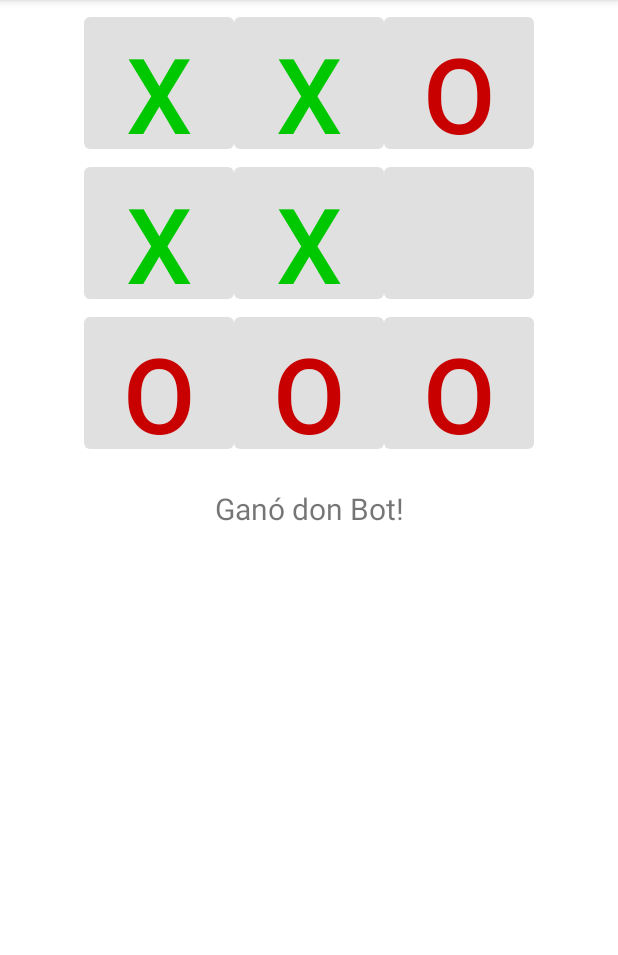
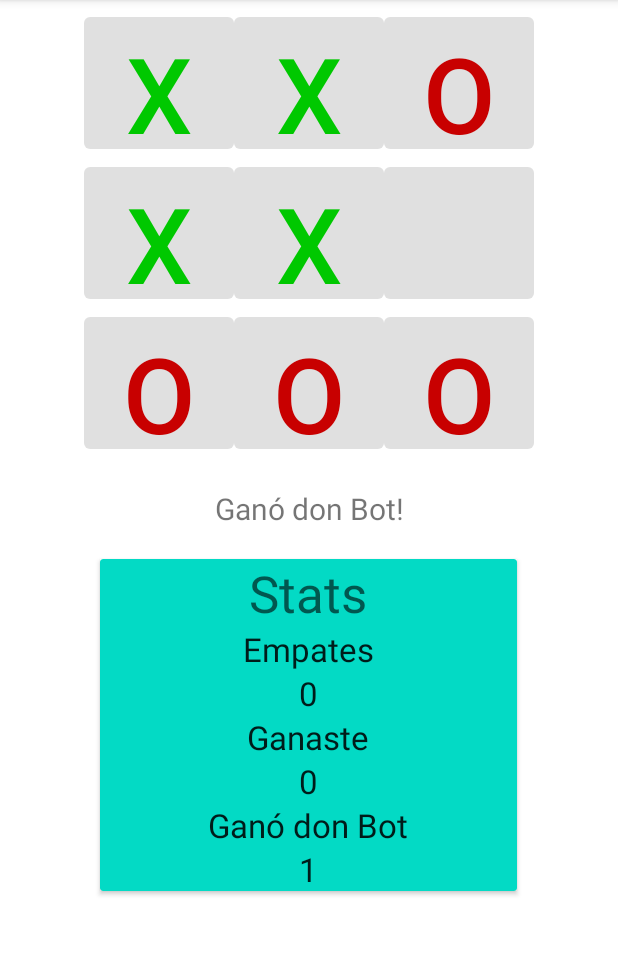
Before and after one commit to miapenahu/talleres-desarrollo-movil, an Android app: the screen it shows after launch (AndroidTicTacToeActivity), after a tap on an icon or button, on a phone screen of 412 x 824 dp, the part 84-1039 px from its top. Run offline under Robolectric (Android 15) with nearby library versions, the phone set to English and light mode, and no system bars; 3 other taps on this screen came first.

Commit message:
Reto 3 con conteo y funciones mejoradas

```diff
--- a/Reto_3/AmdroidTicTacToe/app/src/main/java/co/edu/unal/tictactoe/AndroidTicTacToeActivity.java
+++ b/Reto_3/AmdroidTicTacToe/app/src/main/java/co/edu/unal/tictactoe/AndroidTicTacToeActivity.java
@@ -8,6 +8,7 @@ import android.graphics.Color;
 import android.os.Bundle;
 import android.os.Handler;
 import android.view.Menu;
+import android.view.MenuInflater;
 import android.view.MenuItem;
 import android.view.View;
 import android.widget.Button;
@@ -22,17 +23,39 @@ public class AndroidTicTacToeActivity extends AppCompatActivity {
     //Textos variados mostrados
     private TextView mInfoTextView;
 
+    // Card Estadisticas
+
+    // Ties / Human Wins / Computer Wins
+    private int[] stats = {0,0,0};
+
+    private TextView mStatsTiesNumber;
+    private TextView mStatsHumanWinsNumber;
+    private TextView mStatsComputerWinsNumber;
+
+
     @Override
     public boolean onCreateOptionsMenu(Menu menu){
         super.onCreateOptionsMenu(menu);
-        menu.add(R.string.menu_new_game);
+        MenuInflater inflater = getMenuInflater();
+        inflater.inflate(R.menu.options_menu, menu);
         return true;
     }
 
     @Override
     public boolean onOptionsItemSelected(MenuItem item) {
         startNewGame();
-        return true;
+        // Handle item selection
+        switch (item.getItemId()) {
+            case R.id.new_game:
+                startNewGame();
+                return true;
+            case R.id.reset_games:
+                resetGameCount();
+                return true;
+            default:
+                return super.onOptionsItemSelected(item);
+        }
+        //return true;
     }
 
     @Override
@@ -52,10 +75,25 @@ public class AndroidTicTacToeActivity extends AppCompatActivity {
         mBoardButtons[8] = findViewById(R.id.nine);
 
         mInfoTextView = findViewById(R.id.information);
+        //Stats
+        mStatsTiesNumber = findViewById(R.id.TiesNumber);
+        mStatsHumanWinsNumber = findViewById(R.id.HumanWinsNumber);
+        mStatsComputerWinsNumber = findViewById(R.id.ComputerWinsNumber);
+
         mGame = new TicTacToeGame();
 
         startNewGame();
     }
+
+    private void resetGameCount(){
+        stats = new int[]{0, 0, 0};
+        mStatsTiesNumber.setText(String.valueOf(stats[0]));
+        mStatsHumanWinsNumber.setText(String.valueOf(stats[1]));
+        mStatsComputerWinsNumber.setText(String.valueOf(stats[2]));
+        startNewGame();
+    }
+
+
     // Preparando el tablero
     private void startNewGame(){
         mGame.clearBoard();
@@ -81,11 +119,13 @@ public class AndroidTicTacToeActivity extends AppCompatActivity {
                 int winner = mGame.checkForWinner();
                 if (winner == 0) {
                     mInfoTextView.setText(R.string.turn_computer);
+                    disableBoard();
                     Handler handler = new Handler();
                     handler.postDelayed(new Runnable() {
                         public void run() {
                             computerMove();
                             int winner = mGame.checkForWinner();
+                            enableBoard();
                             checkWinner(winner);
                         }
                     }, 1000);
@@ -102,12 +142,18 @@ public class AndroidTicTacToeActivity extends AppCompatActivity {
             mInfoTextView.setText(R.string.turn_human);
         else if (winner == 1) {
             mInfoTextView.setText(R.string.result_tie);
+            stats[0]++;
+            mStatsTiesNumber.setText(String.valueOf(stats[0]));
             disableBoard();
         }else if (winner == 2) {
             mInfoTextView.setText(R.string.result_human_wins);
+            stats[1]++;
+            mStatsHumanWinsNumber.setText(String.valueOf(stats[1]));
             disableBoard();
         } else {
             mInfoTextView.setText(R.string.result_computer_wins);
+            stats[2]++;
+            mStatsComputerWinsNumber.setText(String.valueOf(stats[2]));
             disableBoard();
         }
     }
@@ -115,6 +161,13 @@ public class AndroidTicTacToeActivity extends AppCompatActivity {
     private void disableBoard(){
         for(int i = 0; i < mBoardButtons.length; i++){
             mBoardButtons[i].setEnabled(false);
+        }
+    }
+
+    private void enableBoard(){
+        for(int i = 0; i < mBoardButtons.length; i++){
+            if(mBoardButtons[i].getText().length() == 0)
+                mBoardButtons[i].setEnabled(true);
         }
     }
 
--- a/Reto_3/AmdroidTicTacToe/app/src/main/res/layout/activity_main.xml
+++ b/Reto_3/AmdroidTicTacToe/app/src/main/res/layout/activity_main.xml
@@ -1,5 +1,6 @@
 <?xml version="1.0" encoding="utf-8"?>
 <LinearLayout xmlns:android="http://schemas.android.com/apk/res/android"
+    xmlns:app="http://schemas.android.com/apk/res-auto"
     android:orientation="vertical"
     android:layout_width="fill_parent"
     android:layout_height="fill_parent"
@@ -41,8 +42,84 @@
                 android:textSize="70dp" />
         </TableRow>
     </TableLayout>
-    <TextView android:id="@+id/information" android:layout_width="fill_parent"
-        android:layout_height="wrap_content" android:text="info"
-        android:gravity="center_horizontal" android:layout_marginTop="20dp"
+
+    <TextView
+        android:id="@+id/information"
+        android:layout_width="fill_parent"
+        android:layout_height="wrap_content"
+        android:layout_marginTop="20dp"
+        android:layout_marginBottom="20dp"
+        android:gravity="center_horizontal"
+        android:text="info"
         android:textSize="20dp" />
+
+    <androidx.cardview.widget.CardView
+        android:layout_width="278dp"
+        android:layout_height="wrap_content"
+        app:cardBackgroundColor="@color/teal_200">
+
+        <LinearLayout
+            android:layout_width="fill_parent"
+            android:layout_height="wrap_content"
+            android:gravity="center_horizontal"
+            android:orientation="vertical">
+
+            <TextView
+                android:id="@+id/cardTitle"
+                android:layout_width="fill_parent"
+                android:layout_height="wrap_content"
+                android:gravity="center_horizontal"
+                android:text="Stats"
+                android:textAppearance="@style/TextAppearance.AppCompat.Display1" />
+
+            <TextView
+                android:id="@+id/TiesLabel"
+                android:layout_width="fill_parent"
+                android:layout_height="wrap_content"
+                android:gravity="center_horizontal"
+                android:text="@string/stats_card_ties"
+                android:textAppearance="@style/TextAppearance.AppCompat.Large" />
+
+            <TextView
+                android:id="@+id/TiesNumber"
+                android:layout_width="fill_parent"
+                android:layout_height="wrap_content"
+                android:gravity="center_horizontal"
+                android:text="0"
+                android:textAppearance="@style/TextAppearance.AppCompat.Large" />
+
+            <TextView
+                android:id="@+id/HumanWinsLabel"
+                android:layout_width="fill_parent"
+                android:layout_height="wrap_content"
+                android:gravity="center_horizontal"
+                android:text="@string/stats_card_human_wins"
+                android:textAppearance="@style/TextAppearance.AppCompat.Large" />
+
+            <TextView
+                android:id="@+id/HumanWinsNumber"
+                android:layout_width="fill_parent"
+                android:layout_height="wrap_content"
+                android:gravity="center_horizontal"
+                android:text="0"
+                android:textAppearance="@style/TextAppearance.AppCompat.Large" />
+
+            <TextView
+                android:id="@+id/ComputerWinsLabel"
+                android:layout_width="fill_parent"
+                android:layout_height="wrap_content"
+                android:gravity="center_horizontal"
+                android:text="@string/stats_card_computer_wins"
+                android:textAppearance="@style/TextAppearance.AppCompat.Large" />
+
+            <TextView
+                android:id="@+id/ComputerWinsNumber"
+                android:layout_width="fill_parent"
+                android:layout_height="wrap_content"
+                android:gravity="center_horizontal"
+                android:text="0"
+                android:textAppearance="@style/TextAppearance.AppCompat.Large" />
+        </LinearLayout>
+
+    </androidx.cardview.widget.CardView>
 </LinearLayout>
--- /dev/null
+++ b/Reto_3/AmdroidTicTacToe/app/src/main/res/menu/options_menu.xml
@@ -0,0 +1,7 @@
+<?xml version="1.0" encoding="utf-8"?>
+<menu xmlns:android="http://schemas.android.com/apk/res/android">
+    <item android:id="@+id/new_game"
+        android:title="@string/op_menu_new_game"/>
+    <item android:id="@+id/reset_games"
+        android:title="@string/op_menu_reset_games" />
+</menu>
--- a/Reto_3/AmdroidTicTacToe/app/src/main/res/values/strings.xml
+++ b/Reto_3/AmdroidTicTacToe/app/src/main/res/values/strings.xml
@@ -7,5 +7,10 @@
     <string name="result_tie">Es un empate.</string>
     <string name="result_human_wins">Ganaste!</string>
     <string name="result_computer_wins">Ganó don Bot!</string>
-    <string name="menu_new_game">Juego nuevo</string>
+    <string name="stats_card_title">Stats</string>
+    <string name="stats_card_ties">Empates</string>
+    <string name="stats_card_human_wins">Ganaste</string>
+    <string name="stats_card_computer_wins">Ganó don Bot</string>
+    <string name="op_menu_new_game">Juego nuevo</string>
+    <string name="op_menu_reset_games">Reiniciar Cuenta</string>
 </resources>
```
